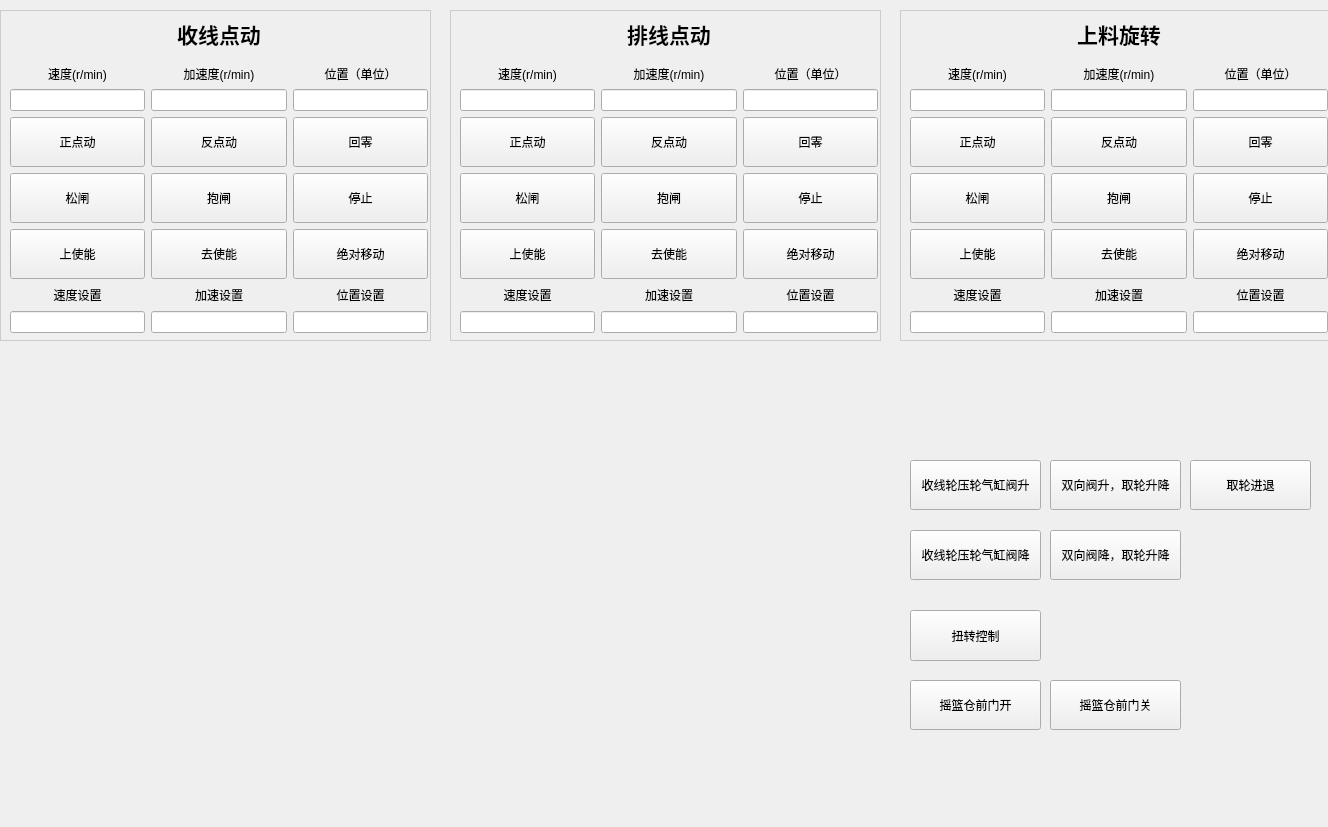
Old version of the form ui/blanking/blanking.ui in the repository 1634609456/qt.
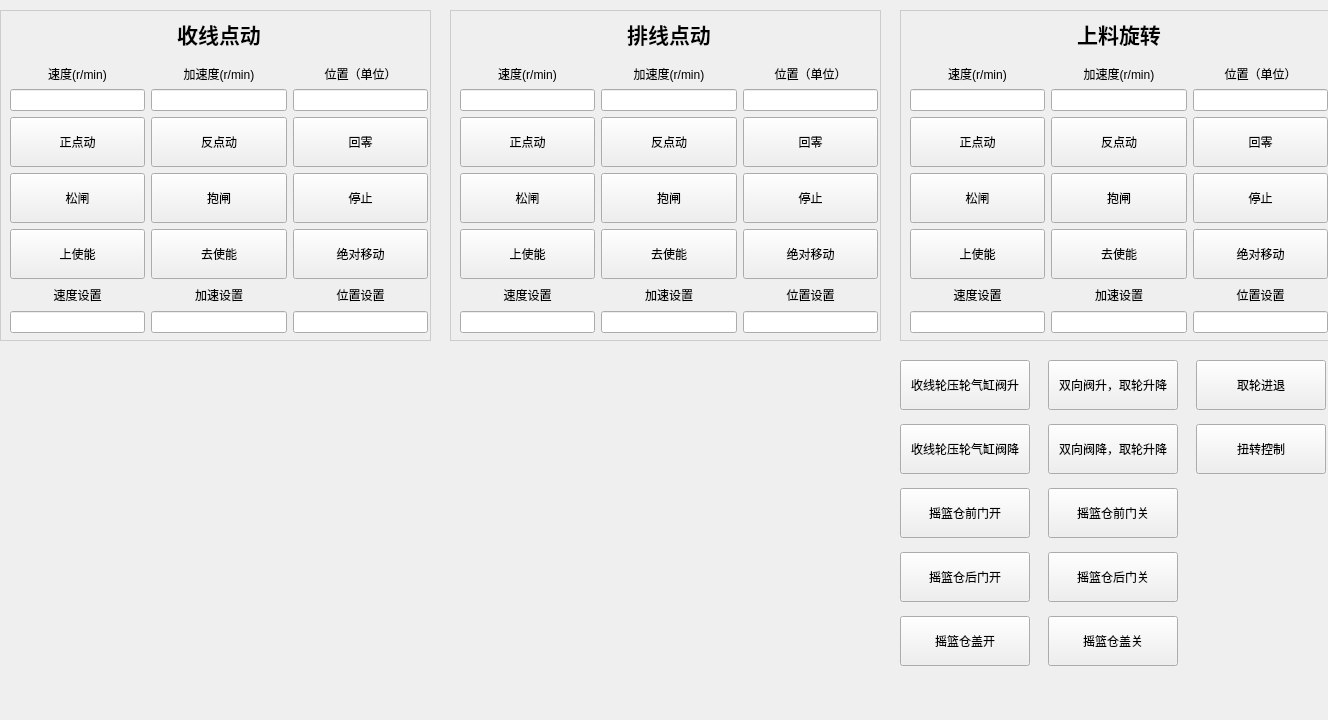
New version of the form.

Patch:
```diff
--- a/ui/blanking/blanking.ui
+++ b/ui/blanking/blanking.ui
@@ -7,7 +7,7 @@
     <x>0</x>
     <y>0</y>
     <width>1328</width>
-    <height>827</height>
+    <height>720</height>
    </rect>
   </property>
   <property name="windowTitle">
@@ -1009,9 +1009,9 @@
   <widget class="QPushButton" name="pushButton_28">
    <property name="geometry">
     <rect>
-     <x>910</x>
-     <y>460</y>
-     <width>131</width>
+     <x>900</x>
+     <y>360</y>
+     <width>130</width>
      <height>50</height>
     </rect>
    </property>
@@ -1025,9 +1025,9 @@
   <widget class="QPushButton" name="pushButton_29">
    <property name="geometry">
     <rect>
-     <x>910</x>
-     <y>530</y>
-     <width>131</width>
+     <x>900</x>
+     <y>424</y>
+     <width>130</width>
      <height>50</height>
     </rect>
    </property>
@@ -1041,9 +1041,9 @@
   <widget class="QPushButton" name="pushButton_30">
    <property name="geometry">
     <rect>
-     <x>1050</x>
-     <y>460</y>
-     <width>131</width>
+     <x>1048</x>
+     <y>360</y>
+     <width>130</width>
      <height>50</height>
     </rect>
    </property>
@@ -1057,9 +1057,9 @@
   <widget class="QPushButton" name="pushButton_31">
    <property name="geometry">
     <rect>
-     <x>1050</x>
-     <y>530</y>
-     <width>131</width>
+     <x>1048</x>
+     <y>424</y>
+     <width>130</width>
      <height>50</height>
     </rect>
    </property>
@@ -1073,9 +1073,9 @@
   <widget class="QPushButton" name="pushButton_32">
    <property name="geometry">
     <rect>
-     <x>1190</x>
-     <y>460</y>
-     <width>121</width>
+     <x>1196</x>
+     <y>360</y>
+     <width>130</width>
      <height>50</height>
     </rect>
    </property>
@@ -1089,10 +1089,10 @@
   <widget class="QPushButton" name="pushButton_33">
    <property name="geometry">
     <rect>
-     <x>910</x>
-     <y>610</y>
-     <width>131</width>
-     <height>51</height>
+     <x>1196</x>
+     <y>424</y>
+     <width>130</width>
+     <height>50</height>
     </rect>
    </property>
    <property name="styleSheet">
@@ -1105,9 +1105,9 @@
   <widget class="QPushButton" name="pushButton_34">
    <property name="geometry">
     <rect>
-     <x>910</x>
-     <y>680</y>
-     <width>131</width>
+     <x>900</x>
+     <y>488</y>
+     <width>130</width>
      <height>50</height>
     </rect>
    </property>
@@ -1121,9 +1121,9 @@
   <widget class="QPushButton" name="pushButton_35">
    <property name="geometry">
     <rect>
-     <x>1050</x>
-     <y>680</y>
-     <width>131</width>
+     <x>1048</x>
+     <y>488</y>
+     <width>130</width>
      <height>50</height>
     </rect>
    </property>
@@ -1134,6 +1134,70 @@
     <string>摇篮仓前门关</string>
    </property>
   </widget>
+  <widget class="QPushButton" name="pushButton_36">
+   <property name="geometry">
+    <rect>
+     <x>900</x>
+     <y>552</y>
+     <width>130</width>
+     <height>50</height>
+    </rect>
+   </property>
+   <property name="styleSheet">
+    <string notr="true"/>
+   </property>
+   <property name="text">
+    <string>摇篮仓后门开</string>
+   </property>
+  </widget>
+  <widget class="QPushButton" name="pushButton_37">
+   <property name="geometry">
+    <rect>
+     <x>1048</x>
+     <y>552</y>
+     <width>130</width>
+     <height>50</height>
+    </rect>
+   </property>
+   <property name="styleSheet">
+    <string notr="true"/>
+   </property>
+   <property name="text">
+    <string>摇篮仓后门关</string>
+   </property>
+  </widget>
+  <widget class="QPushButton" name="pushButton_38">
+   <property name="geometry">
+    <rect>
+     <x>900</x>
+     <y>616</y>
+     <width>130</width>
+     <height>50</height>
+    </rect>
+   </property>
+   <property name="styleSheet">
+    <string notr="true"/>
+   </property>
+   <property name="text">
+    <string>摇篮仓盖开</string>
+   </property>
+  </widget>
+  <widget class="QPushButton" name="pushButton_39">
+   <property name="geometry">
+    <rect>
+     <x>1048</x>
+     <y>616</y>
+     <width>130</width>
+     <height>50</height>
+    </rect>
+   </property>
+   <property name="styleSheet">
+    <string notr="true"/>
+   </property>
+   <property name="text">
+    <string>摇篮仓盖关</string>
+   </property>
+  </widget>
  </widget>
  <resources/>
  <connections/>
```
